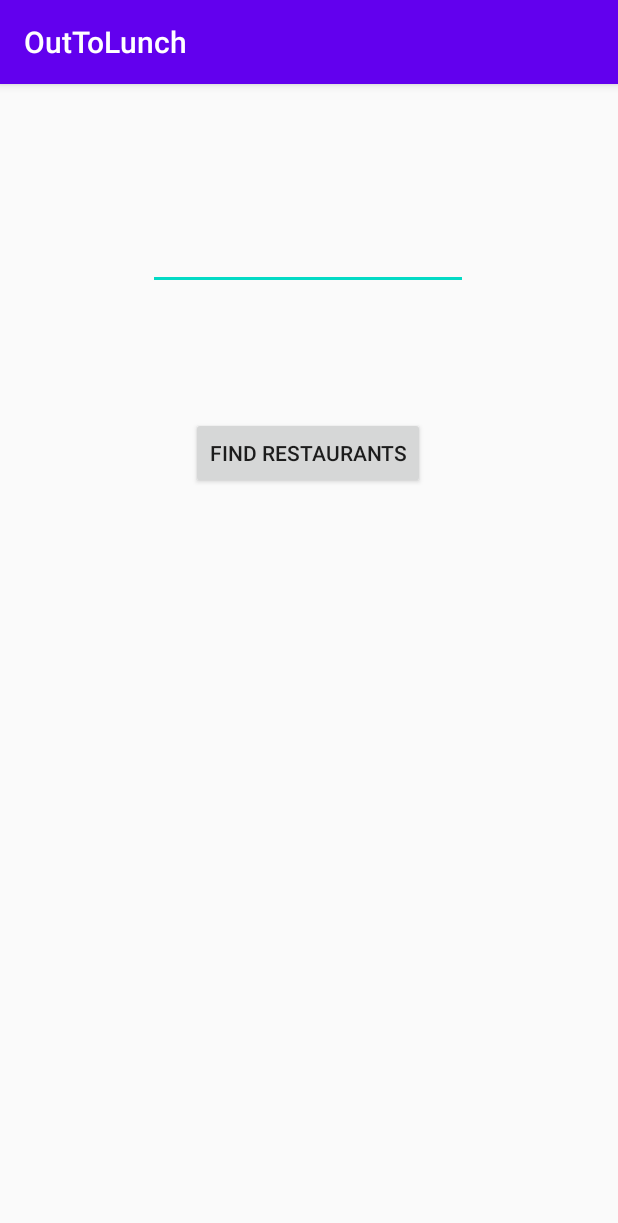
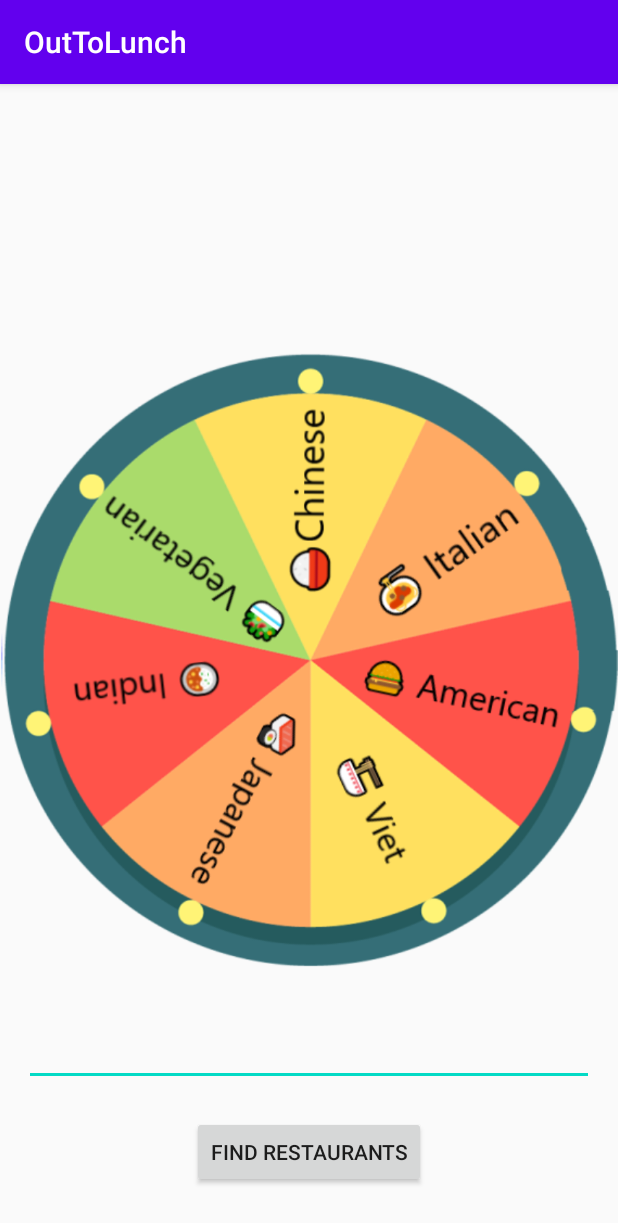
Before and after one commit to DMIT2504/dmit2504-e01-spring2020term-courseproject-irenaliu, an Android app: the screen it shows after launch (MainActivity before the commit, CuisineRouletteActivity after it), on a phone screen of 412 x 824 dp. Shown: the top 1223 px of the screen. Run offline under Robolectric (Android 15) with nearby library versions, the phone set to English and light mode, and no system bars.

Commit message:
Add wheel image asset

```diff
--- a/OutToLunch/app/src/main/AndroidManifest.xml
+++ b/OutToLunch/app/src/main/AndroidManifest.xml
@@ -35,7 +35,7 @@
             android:name=".MapsActivity"
             android:label="@string/title_activity_maps">
         </activity>
-        <activity android:name=".MainActivity">
+        <activity android:name=".CuisineRouletteActivity">
             <intent-filter>
                 <action android:name="android.intent.action.MAIN" />
 
--- a/OutToLunch/app/src/main/java/ca/nait/dmit2504/outtolunch/MainActivity.java
+++ b/OutToLunch/app/src/main/java/ca/nait/dmit2504/outtolunch/CuisineRouletteActivity.java
@@ -3,20 +3,11 @@ package ca.nait.dmit2504.outtolunch;
 import androidx.appcompat.app.AppCompatActivity;
 
 import android.content.Intent;
-import android.location.Address;
-import android.location.Geocoder;
 import android.os.Bundle;
-import android.view.View;
 import android.widget.Button;
 import android.widget.EditText;
 
-import com.google.android.gms.maps.model.LatLng;
-import com.google.android.gms.maps.model.MarkerOptions;
-
-import java.io.IOException;
-import java.util.List;
-
-public class MainActivity extends AppCompatActivity {
+public class CuisineRouletteActivity extends AppCompatActivity {
 
     private EditText mSearchEdit;
     private Button mFindBtn;
@@ -24,7 +15,7 @@ public class MainActivity extends AppCompatActivity {
     @Override
     protected void onCreate(Bundle savedInstanceState) {
         super.onCreate(savedInstanceState);
-        setContentView(R.layout.activity_main);
+        setContentView(R.layout.activity_cuisine_roulette);
 
         mSearchEdit = findViewById(R.id.act_main_search_edit);
         mFindBtn = findViewById(R.id.act_main_search_btn);
--- /dev/null
+++ b/OutToLunch/app/src/main/res/layout/activity_cuisine_roulette.xml
@@ -0,0 +1,43 @@
+<?xml version="1.0" encoding="utf-8"?>
+<LinearLayout xmlns:android="http://schemas.android.com/apk/res/android"
+    xmlns:tools="http://schemas.android.com/tools"
+    android:layout_width="match_parent"
+    android:layout_height="match_parent"
+    android:orientation="vertical"
+    tools:context=".CuisineRouletteActivity">
+
+    <RelativeLayout
+        android:layout_width="match_parent"
+        android:layout_height="match_parent"
+        android:layout_weight="1.0">
+
+        <ImageView
+            android:layout_width="wrap_content"
+            android:layout_height="wrap_content"
+            android:src="@drawable/cuisine_wheel"
+            android:adjustViewBounds="true"
+            android:layout_centerHorizontal="true"
+            android:layout_centerVertical="true">
+        </ImageView>
+
+        <EditText
+            android:id="@+id/act_main_search_edit"
+            android:layout_width="match_parent"
+            android:layout_height="wrap_content"
+            android:layout_marginLeft="16dp"
+            android:layout_marginRight="16dp"
+            android:ems="10"
+            android:layout_alignParentBottom="true"
+            android:layout_marginBottom="100dp"
+            android:inputType="textPersonName" />
+
+        <Button
+            android:id="@+id/act_main_search_btn"
+            android:layout_width="wrap_content"
+            android:layout_height="wrap_content"
+            android:layout_centerHorizontal="true"
+            android:layout_alignParentBottom="true"
+            android:layout_marginBottom="32dp"
+            android:text="@string/find_restaurants" />
+    </RelativeLayout>
+</LinearLayout>
--- a/OutToLunch/app/src/main/res/layout/activity_main.xml
+++ /dev/null
@@ -1,34 +0,0 @@
-<?xml version="1.0" encoding="utf-8"?>
-<androidx.constraintlayout.widget.ConstraintLayout xmlns:android="http://schemas.android.com/apk/res/android"
-    xmlns:app="http://schemas.android.com/apk/res-auto"
-    xmlns:tools="http://schemas.android.com/tools"
-    android:layout_width="match_parent"
-    android:layout_height="match_parent"
-    tools:context=".MainActivity">
-
-    <EditText
-        android:id="@+id/act_main_search_edit"
-        android:layout_width="wrap_content"
-        android:layout_height="wrap_content"
-        android:layout_marginTop="92dp"
-        android:ems="10"
-        android:inputType="textPersonName"
-        app:layout_constraintEnd_toEndOf="parent"
-        app:layout_constraintHorizontal_bias="0.497"
-        app:layout_constraintStart_toStartOf="parent"
-        app:layout_constraintTop_toTopOf="parent" />
-
-    <Button
-        android:id="@+id/act_main_search_btn"
-        android:layout_width="wrap_content"
-        android:layout_height="wrap_content"
-        android:layout_marginTop="32dp"
-        android:layout_marginBottom="368dp"
-        android:text="@string/find_restaurants"
-        app:layout_constraintBottom_toBottomOf="parent"
-        app:layout_constraintEnd_toEndOf="parent"
-        app:layout_constraintHorizontal_bias="0.498"
-        app:layout_constraintStart_toStartOf="parent"
-        app:layout_constraintTop_toBottomOf="@+id/act_main_search_edit"
-        app:layout_constraintVertical_bias="0.287" />
-</androidx.constraintlayout.widget.ConstraintLayout>
```
Also changed, not shown: OutToLunch/app/src/main/res/drawable/cuisine_wheel.png (added).
